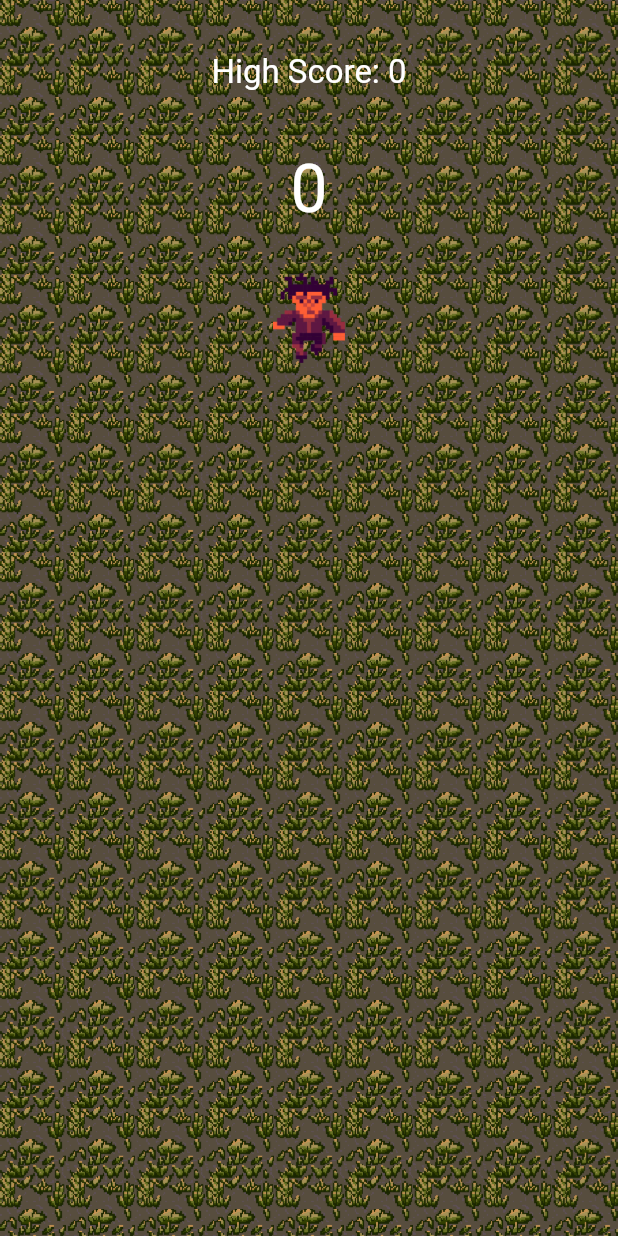
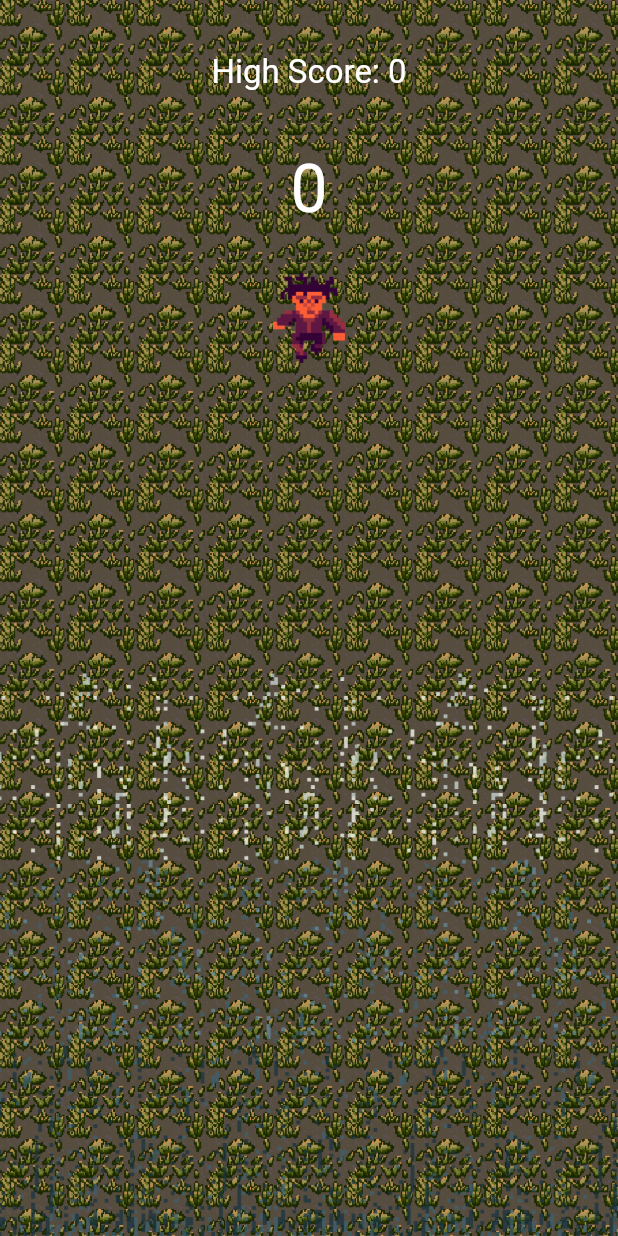
Before and after one commit to dylan-cm/just_keep_swiping, a Flutter app: the screen it shows after launch, on a phone screen of 412 x 824 dp. Run offline on Flutter 3.47's test engine with Material 2 defaults, Android fonts, the phone set to English and light mode, and no system bars.

Commit message:
added wind

```diff
--- /dev/null
+++ b/lib/src/atoms/wind.dart
@@ -0,0 +1,63 @@
+import 'package:flutter/material.dart';
+
+class Wind extends StatefulWidget {
+  final Size size;
+  Wind(this.size);
+  _WindState createState() => _WindState();
+}
+
+class _WindState extends State<Wind>
+  with TickerProviderStateMixin{
+
+  Animation<double> windAnimation;
+  AnimationController windController;
+
+  List<String> windAssets;
+
+  void initState() {
+    windAssets = [
+      'assets/wind1.png',
+      'assets/wind4.png',
+      'assets/wind2.png',
+      'assets/wind5.png',
+      'assets/wind3.png',
+      'assets/wind6.png',
+    ];
+
+    windController = AnimationController(
+      duration: Duration(milliseconds: 300),
+      vsync: this
+    );
+
+    windAnimation = Tween(begin: -0.4, end: 5.4).animate(
+      CurvedAnimation(
+        parent: windController,
+        curve: Curves.linear
+      )
+    );
+    windController.repeat();
+    super.initState();
+  }
+
+  @override
+  Widget build(BuildContext context) {
+    return Positioned(
+      bottom: 0,
+      child: Opacity(
+        opacity: .75,
+        child: AnimatedBuilder(
+          animation: windAnimation,
+          builder: (context, child){
+            return Image.asset(
+              windAssets[windAnimation.value.round()],
+              scale: 4.0,
+              repeat: ImageRepeat.repeatX,
+              width: widget.size.width,
+              alignment: Alignment.bottomCenter,
+              );
+          },
+        )
+      )
+    );
+  }
+}
--- a/lib/src/organisms/playing_field.dart
+++ b/lib/src/organisms/playing_field.dart
@@ -2,6 +2,7 @@ import 'dart:math' as math;
 import 'package:flutter/material.dart';
 import '../molecules/score_display.dart';
 import '../molecules/high_score_display.dart';
+import '../atoms/wind.dart';
 
 class PlayingField extends StatefulWidget {
   _PlayingFieldState createState() => _PlayingFieldState();
@@ -21,7 +22,7 @@ class _PlayingFieldState extends State<PlayingField>
   void initState() {
     score = 0.0;
     highScore = 0.0; //TODO: load highscore from db
-    difficulty = 0.52; //TODO: Tune difficulty 0.1 is easy mode for dev
+    difficulty = 0.1; //TODO: Tune difficulty 0.1 is easy mode for dev
 
     scoreReducerController = AnimationController(
       duration: Duration(
@@ -66,7 +67,8 @@ class _PlayingFieldState extends State<PlayingField>
                 return ScoreDisplay(score);
               }
             ),
-            HighScoreDisplay(highScore: highScore)
+            HighScoreDisplay(highScore: highScore),
+            Wind(size),
           ],
         ),
       ),
@@ -81,7 +83,7 @@ class _PlayingFieldState extends State<PlayingField>
 
   void _onDrag(DragUpdateDetails details){
     double punishment = score + details.delta.dy/((difficulty*10).round());
-    double newScore = score + details.delta.dy/(math.pow(score, difficulty) + 1);
+    double newScore = score + _applyDifficulty(details.delta.dy);
     if(newScore >= score) setState(() => score = newScore);
     else if(punishment >= 0) setState(()=> score = punishment);
     else setState(()=> score = 0);
@@ -89,6 +91,10 @@ class _PlayingFieldState extends State<PlayingField>
     if(score > highScore) setState(()=> highScore = score);
   }
 
+  double _applyDifficulty(double dy){
+    return dy/(math.pow(score, difficulty) + 1);
+  }
+
   void _youLose(){
     scoreReducerController.forward();
     //TODO: Store highScore to db
--- a/pubspec.yaml
+++ b/pubspec.yaml
@@ -37,6 +37,12 @@ flutter:
     - assets/run_right.png
     - assets/wet_grass.png
     - assets/wet_grass_tile.png
+    - assets/wind1.png
+    - assets/wind2.png
+    - assets/wind3.png
+    - assets/wind4.png
+    - assets/wind5.png
+    - assets/wind6.png
 
   # The following line ensures that the Material Icons font is
   # included with your application, so that you can use the icons in
```
Also changed, not shown: assets/wind1.png (added), assets/wind2.png (added), assets/wind3.png (added), assets/wind4.png (added), assets/wind5.png (added), assets/wind6.png (added).
